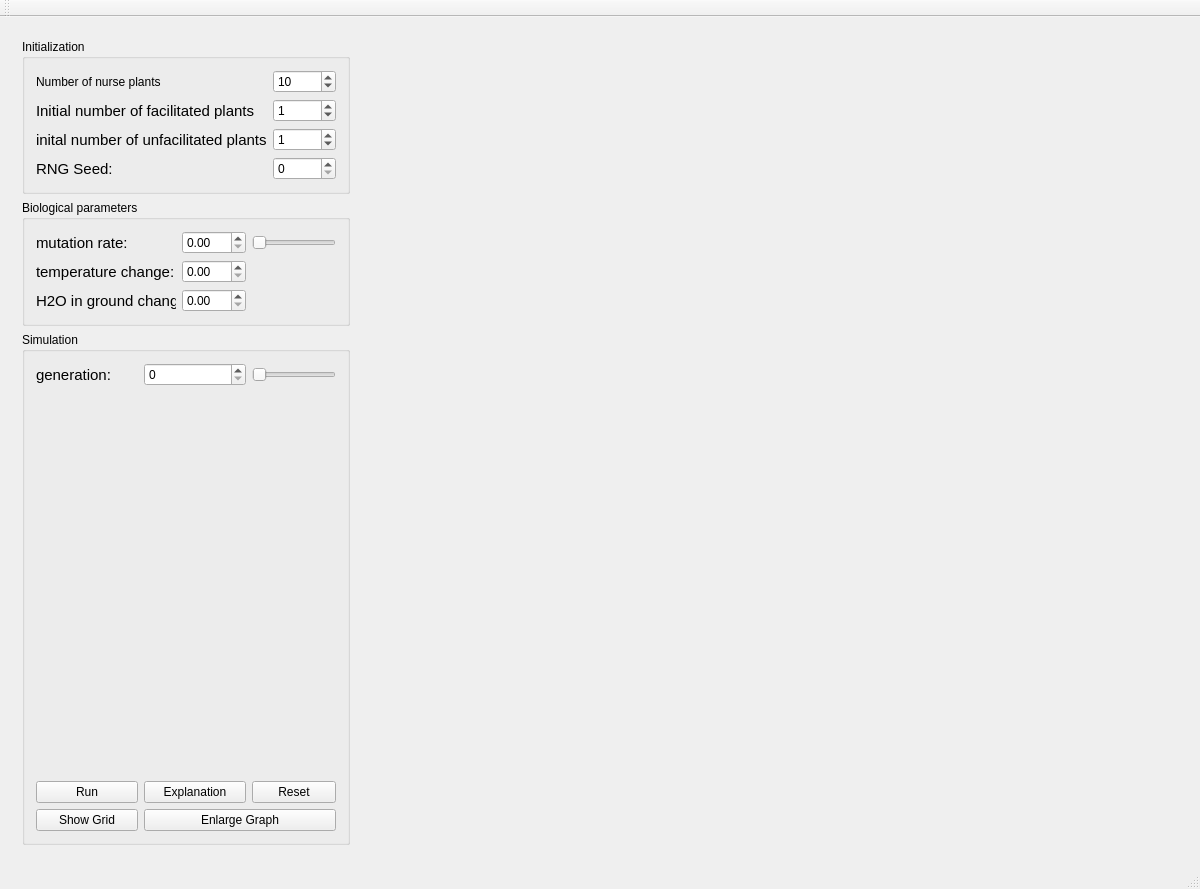
JeroenN/SpatialModel, file mainwindow.ui: the form before one commit.
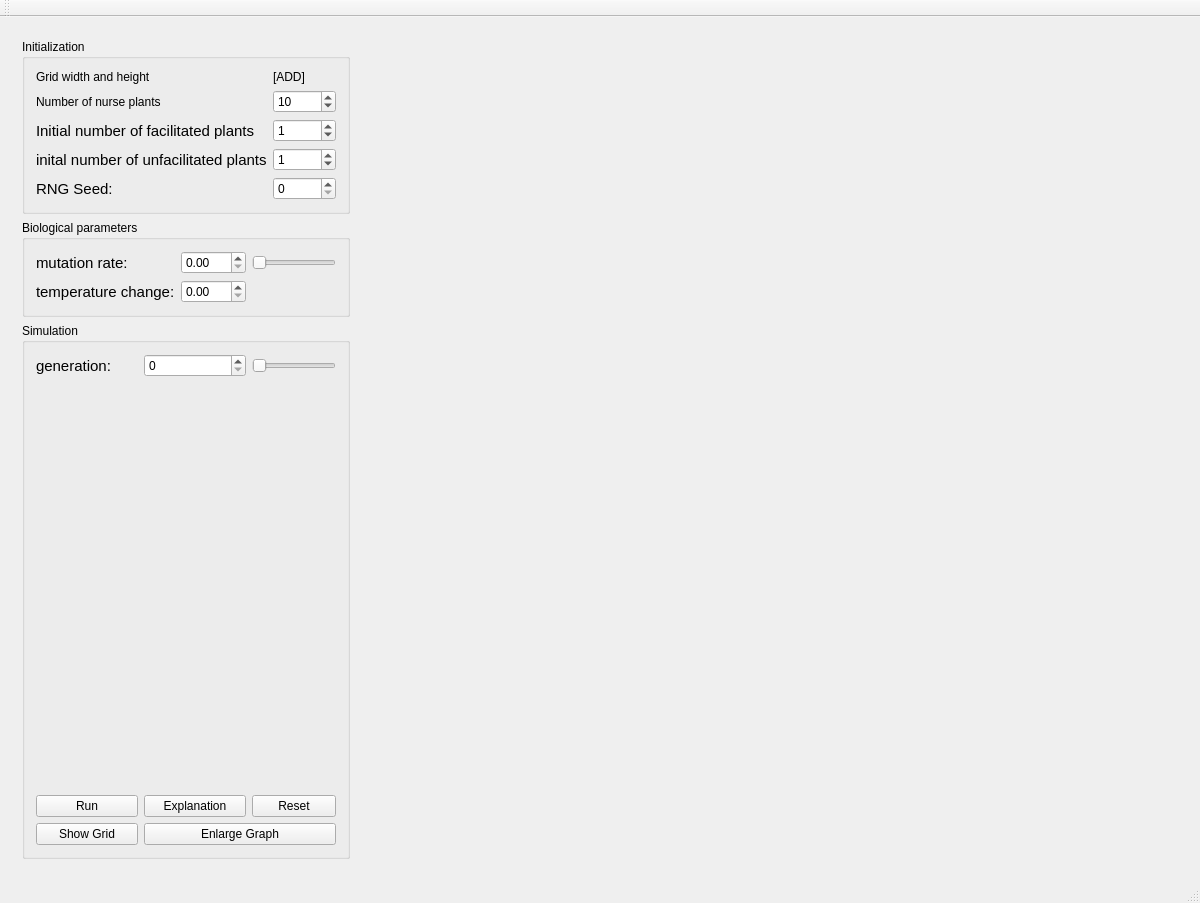
The form after the commit.

Commit message: First meeting with Megan

Diff of the .ui file:
```diff
--- a/mainwindow.ui
+++ b/mainwindow.ui
@@ -2,6 +2,14 @@
 <ui version="4.0">
  <class>MainWindow</class>
  <widget class="QMainWindow" name="MainWindow">
+  <property name="geometry">
+   <rect>
+    <x>0</x>
+    <y>0</y>
+    <width>1192</width>
+    <height>903</height>
+   </rect>
+  </property>
   <property name="windowTitle">
    <string>MainWindow</string>
   </property>
@@ -25,7 +33,41 @@
           <string>Initialization</string>
          </property>
          <layout class="QFormLayout" name="formLayout">
+          <item row="0" column="0">
+           <widget class="QLabel" name="label_3">
+            <property name="text">
+             <string>Grid width and height</string>
+            </property>
+           </widget>
+          </item>
+          <item row="0" column="1">
+           <widget class="QLabel" name="label_13">
+            <property name="text">
+             <string>[ADD]</string>
+            </property>
+           </widget>
+          </item>
           <item row="1" column="0">
+           <widget class="QLabel" name="label_12">
+            <property name="text">
+             <string>Number of nurse plants</string>
+            </property>
+           </widget>
+          </item>
+          <item row="1" column="1">
+           <widget class="QSpinBox" name="spinBox_n_nurse">
+            <property name="minimum">
+             <number>1</number>
+            </property>
+            <property name="maximum">
+             <number>1000000000</number>
+            </property>
+            <property name="value">
+             <number>10</number>
+            </property>
+           </widget>
+          </item>
+          <item row="2" column="0">
            <widget class="QLabel" name="label_6">
             <property name="font">
              <font>
@@ -37,7 +79,7 @@
             </property>
            </widget>
           </item>
-          <item row="1" column="1">
+          <item row="2" column="1">
            <widget class="QSpinBox" name="spinBox_init_n_f">
             <property name="maximum">
              <number>1000</number>
@@ -47,7 +89,7 @@
             </property>
            </widget>
           </item>
-          <item row="2" column="0">
+          <item row="3" column="0">
            <widget class="QLabel" name="label_9">
             <property name="font">
              <font>
@@ -59,7 +101,7 @@
             </property>
            </widget>
           </item>
-          <item row="2" column="1">
+          <item row="3" column="1">
            <widget class="QSpinBox" name="spinBox_init_n_uf">
             <property name="maximum">
              <number>3600</number>
@@ -69,7 +111,7 @@
             </property>
            </widget>
           </item>
-          <item row="3" column="0">
+          <item row="4" column="0">
            <widget class="QLabel" name="label_11">
             <property name="font">
              <font>
@@ -81,33 +123,13 @@
             </property>
            </widget>
           </item>
-          <item row="3" column="1">
+          <item row="4" column="1">
            <widget class="QSpinBox" name="spinBox_rng_seed">
             <property name="maximum">
              <number>100000</number>
             </property>
            </widget>
           </item>
-          <item row="0" column="0">
-           <widget class="QLabel" name="label_12">
-            <property name="text">
-             <string>Number of nurse plants</string>
-            </property>
-           </widget>
-          </item>
-          <item row="0" column="1">
-           <widget class="QSpinBox" name="spinBox_n_nurse">
-            <property name="minimum">
-             <number>1</number>
-            </property>
-            <property name="maximum">
-             <number>200</number>
-            </property>
-            <property name="value">
-             <number>10</number>
-            </property>
-           </widget>
-          </item>
          </layout>
         </widget>
        </item>
@@ -117,6 +139,15 @@
           <string>Biological parameters</string>
          </property>
          <layout class="QGridLayout" name="gridLayout_3">
+          <item row="1" column="1">
+           <widget class="QDoubleSpinBox" name="doubleSpinBox_7">
+            <property name="font">
+             <font>
+              <pointsize>9</pointsize>
+             </font>
+            </property>
+           </widget>
+          </item>
           <item row="0" column="0">
            <widget class="QLabel" name="label_7">
             <property name="font">
@@ -135,18 +166,6 @@
             </property>
            </widget>
           </item>
-          <item row="1" column="0">
-           <widget class="QLabel" name="label_8">
-            <property name="font">
-             <font>
-              <pointsize>11</pointsize>
-             </font>
-            </property>
-            <property name="text">
-             <string>temperature change:</string>
-            </property>
-           </widget>
-          </item>
           <item row="0" column="2">
            <widget class="QSlider" name="horizontalSlider">
             <property name="sizePolicy">
@@ -163,15 +182,6 @@
             </property>
            </widget>
           </item>
-          <item row="1" column="1">
-           <widget class="QDoubleSpinBox" name="doubleSpinBox_7">
-            <property name="font">
-             <font>
-              <pointsize>9</pointsize>
-             </font>
-            </property>
-           </widget>
-          </item>
           <item row="0" column="1">
            <widget class="QDoubleSpinBox" name="spinBoxMutation">
             <property name="maximum">
@@ -179,21 +189,18 @@
             </property>
            </widget>
           </item>
-          <item row="2" column="0">
-           <widget class="QLabel" name="label_2">
+          <item row="1" column="0">
+           <widget class="QLabel" name="label_8">
             <property name="font">
              <font>
               <pointsize>11</pointsize>
              </font>
             </property>
             <property name="text">
-             <string>H2O in ground change:</string>
+             <string>temperature change:</string>
             </property>
            </widget>
           </item>
-          <item row="2" column="1">
-           <widget class="QDoubleSpinBox" name="doubleSpinBox_5"/>
-          </item>
          </layout>
         </widget>
        </item>
@@ -244,7 +251,7 @@
            </widget>
           </item>
           <item row="0" column="1">
-           <widget class="QSpinBox" name="spinBox_3">
+           <widget class="QSpinBox" name="spinBox_generation">
             <property name="maximum">
              <number>100</number>
             </property>
@@ -349,7 +356,7 @@
     <rect>
      <x>0</x>
      <y>0</y>
-     <width>1042</width>
+     <width>1192</width>
      <height>22</height>
     </rect>
    </property>
```
The commit also changes 1 other file.
